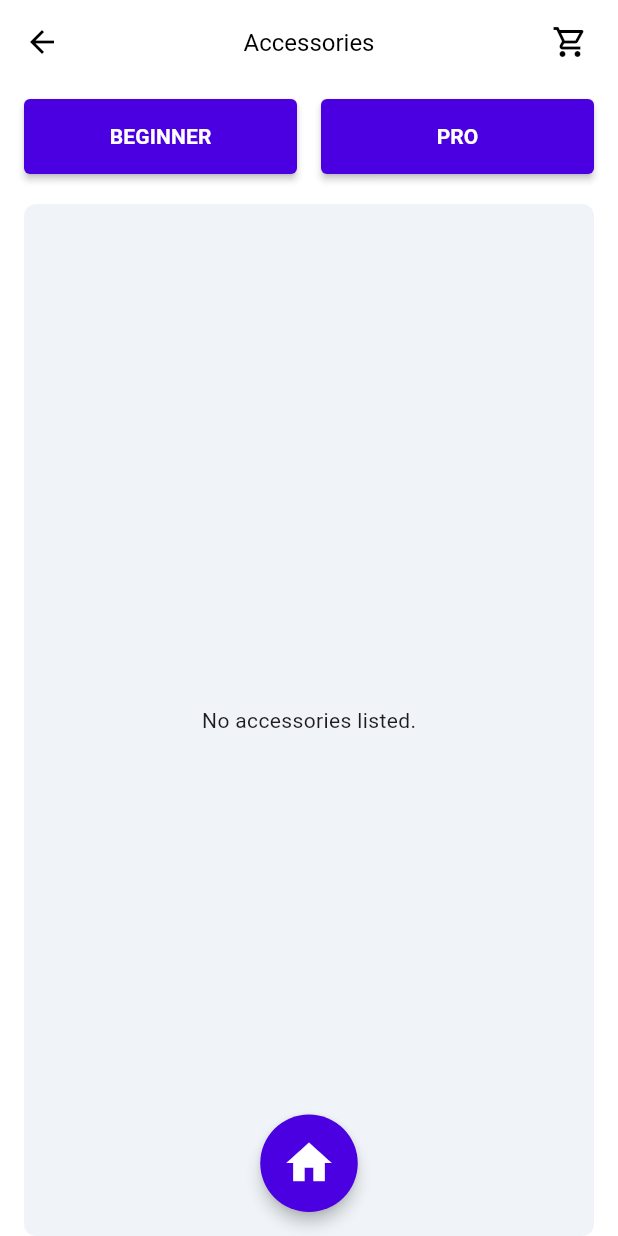
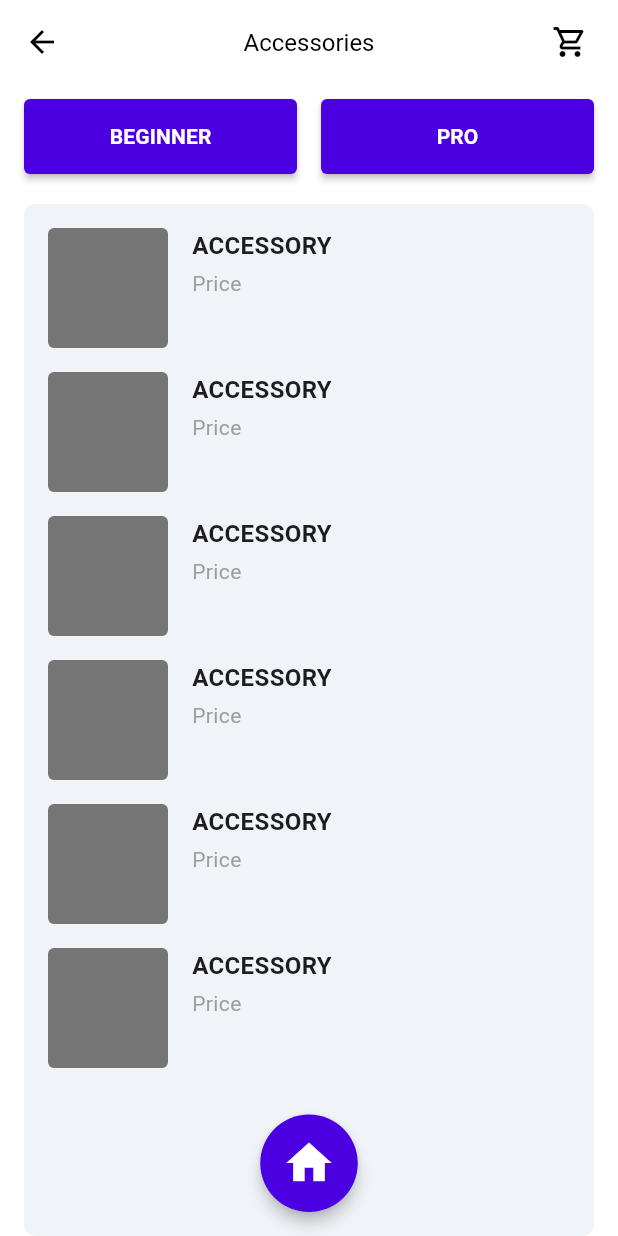
Before and after one commit to mhdhfzi/MAP-PROJECT, a Flutter app: the AccessoriesScreen screen opened directly, on a phone screen of 412 x 824 dp. Run offline on Flutter 3.47's test engine with Material 3 defaults, Android fonts, the phone set to English and light mode, and no system bars; our stand-ins replace cloud_firestore, firebase_auth, firebase_core, shared_preferences; accounts and stored records are empty.

Commit message:
Revert "Merge branch 'main' of https://github.com/mhdhfzi/MAP-PROJECT"
This reverts commit c86811d180cf9e852959ced0a9567843efdb42fb, reversing
changes made to ccb162bc902fabb3983f99623b253195af75887d.

```diff
--- a/cam_share/lib/screens/Accessories_screen.dart
+++ b/cam_share/lib/screens/Accessories_screen.dart
@@ -1,5 +1,4 @@
 import 'package:flutter/material.dart';
-import 'package:cloud_firestore/cloud_firestore.dart';
 
 class AccessoriesScreen extends StatelessWidget {
   const AccessoriesScreen({super.key});
@@ -31,51 +30,42 @@ class AccessoriesScreen extends StatelessWidget {
         padding: const EdgeInsets.symmetric(horizontal: 16.0),
         child: Column(
           children: [
+            // Top Buttons
             const SizedBox(height: 10),
             Row(
               children: [
-                Expanded(child: _buildHeaderButton("BEGINNER", accentColor, () => Navigator.pop(context))),
+                // Clicking these buttons now syncs back to the Dashboard
+                Expanded(
+                  child: _buildHeaderButton(
+                    "BEGINNER",
+                    accentColor,
+                    () => Navigator.pop(context),
+                  ),
+                ),
                 const SizedBox(width: 16),
-                Expanded(child: _buildHeaderButton("PRO", accentColor, () => Navigator.pop(context))),
+                Expanded(
+                  child: _buildHeaderButton(
+                    "PRO",
+                    accentColor,
+                    () => Navigator.pop(context),
+                  ),
+                ),
               ],
             ),
             const SizedBox(height: 20),
 
-            // === REAL-TIME FIRESTORE LIST ===
+            // Item List
             Expanded(
               child: Container(
                 decoration: BoxDecoration(
                   color: const Color(0xFFF0F4F8),
                   borderRadius: BorderRadius.circular(8),
                 ),
-                child: StreamBuilder<QuerySnapshot>(
-                  stream: FirebaseFirestore.instance
-                      .collection('products')
-                      .where('category', isEqualTo: 'accessories')
-                      .snapshots(),
-                  builder: (context, snapshot) {
-                    if (snapshot.connectionState == ConnectionState.waiting) {
-                      return const Center(child: CircularProgressIndicator());
-                    }
-                    if (snapshot.hasError) {
-                      return const Center(child: Text("Error loading accessories"));
-                    }
-                    if (!snapshot.hasData || snapshot.data!.docs.isEmpty) {
-                      return const Center(child: Text("No accessories listed."));
-                    }
-
-                    final docs = snapshot.data!.docs;
-
-                    return ListView.separated(
-                      padding: const EdgeInsets.all(16),
-                      itemCount: docs.length,
-                      separatorBuilder: (ctx, i) => const SizedBox(height: 16),
-                      itemBuilder: (ctx, i) {
-                        final data = docs[i].data() as Map<String, dynamic>;
-                        return _buildListItem(data);
-                      },
-                    );
-                  },
+                child: ListView.separated(
+                  padding: const EdgeInsets.all(16),
+                  itemCount: 6,
+                  separatorBuilder: (ctx, i) => const SizedBox(height: 16),
+                  itemBuilder: (ctx, i) => _buildListItem(),
                 ),
               ),
             ),
@@ -97,7 +87,7 @@ class AccessoriesScreen extends StatelessWidget {
     );
   }
 
-  Widget _buildListItem(Map<String, dynamic> data) {
+  Widget _buildListItem() {
     return Row(
       crossAxisAlignment: CrossAxisAlignment.start,
       children: [
@@ -107,33 +97,16 @@ class AccessoriesScreen extends StatelessWidget {
           decoration: BoxDecoration(
             color: Colors.grey[600],
             borderRadius: BorderRadius.circular(4),
-            image: data['imageUrl'] != null && data['imageUrl'].toString().isNotEmpty
-                ? DecorationImage(
-                    image: NetworkImage(data['imageUrl']),
-                    fit: BoxFit.cover,
-                  )
-                : null,
           ),
-          child: (data['imageUrl'] == null || data['imageUrl'].toString().isEmpty)
-              ? const Icon(Icons.cable, color: Colors.white54)
-              : null,
         ),
         const SizedBox(width: 16),
-        Expanded(
-          child: Column(
-            crossAxisAlignment: CrossAxisAlignment.start,
-            children: [
-              Text(
-                data['name'] ?? "Accessory Item",
-                style: const TextStyle(fontWeight: FontWeight.bold, fontSize: 16),
-              ),
-              const SizedBox(height: 4),
-              Text(
-                "RM ${data['price'] ?? '0'}",
-                style: const TextStyle(color: Colors.grey, fontSize: 14),
-              ),
-            ],
-          ),
+        const Column(
+          crossAxisAlignment: CrossAxisAlignment.start,
+          children: [
+            Text("ACCESSORY", style: TextStyle(fontWeight: FontWeight.bold, fontSize: 16)),
+            SizedBox(height: 4),
+            Text("Price", style: TextStyle(color: Colors.grey, fontSize: 14)),
+          ],
         )
       ],
     );
```
Also changed, not shown: cam_share/lib/screens/Photography_screen.dart (+15 -63 lines), cam_share/lib/screens/Videography_screen.dart (+29 -57 lines).
